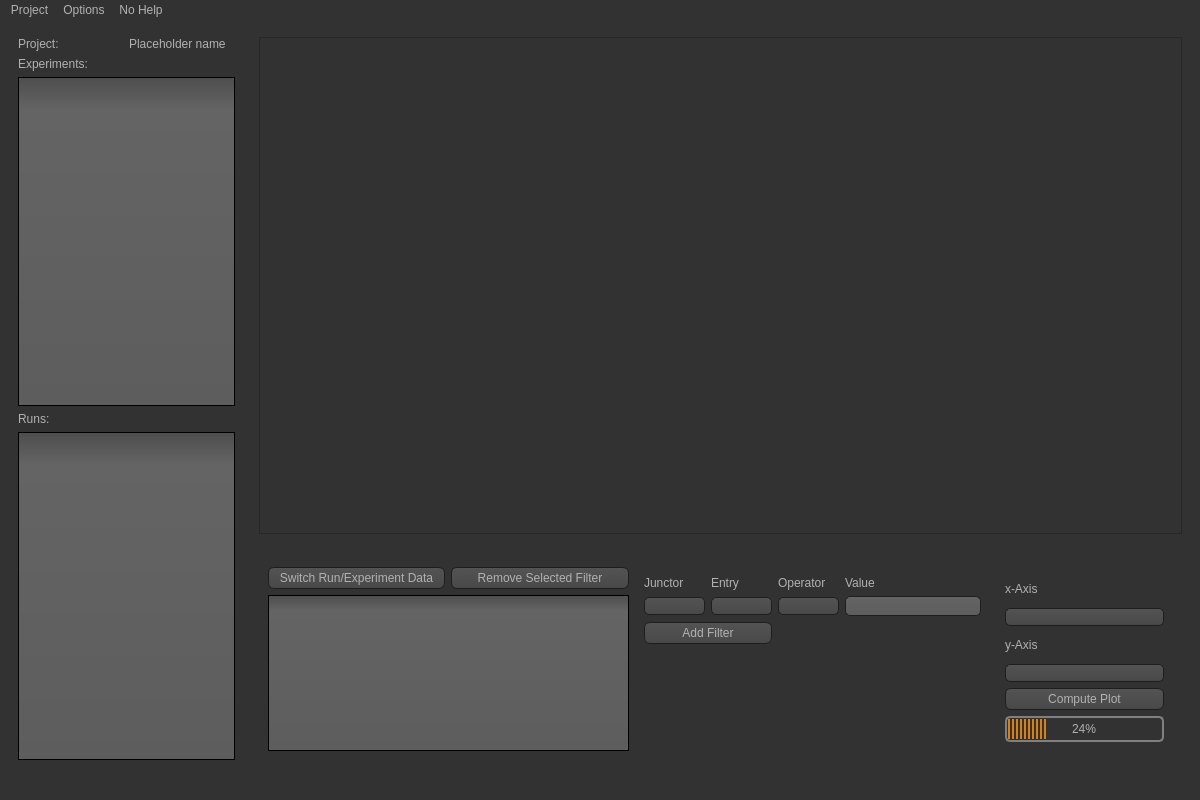
DavidRother/evalpy, file evalpy/visualization/interface.ui: the form before one commit.
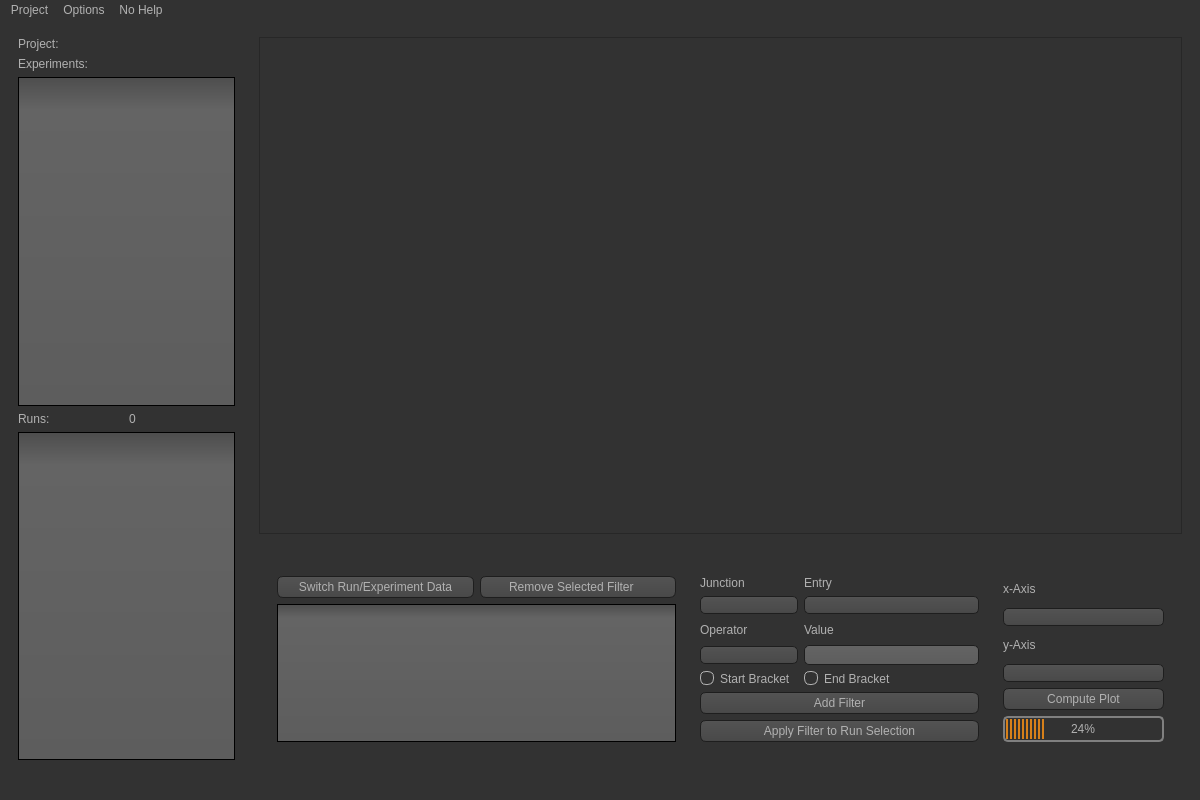
The form after the commit. Icons and pictures are not drawn. Custom widgets are drawn as their Qt base class.

Commit message: experiment plot working

```diff
--- a/evalpy/visualization/interface.ui
+++ b/evalpy/visualization/interface.ui
@@ -487,14 +487,205 @@
          </sizepolicy>
         </property>
         <layout class="QGridLayout" name="gridLayout_5">
-         <item row="1" column="0">
+         <item row="0" column="0">
           <widget class="QWidget" name="widget_6" native="true">
            <layout class="QGridLayout" name="gridLayout_6">
-            <item row="0" column="3" rowspan="4">
+            <item row="0" column="0">
+             <widget class="QWidget" name="widget_7" native="true">
+              <property name="sizePolicy">
+               <sizepolicy hsizetype="Preferred" vsizetype="Preferred">
+                <horstretch>7</horstretch>
+                <verstretch>3</verstretch>
+               </sizepolicy>
+              </property>
+              <layout class="QGridLayout" name="gridLayout_8">
+               <item row="0" column="0">
+                <widget class="QPushButton" name="push_button_switch_data_view">
+                 <property name="font">
+                  <font>
+                   <pointsize>-1</pointsize>
+                  </font>
+                 </property>
+                 <property name="text">
+                  <string>Switch Run/Experiment Data</string>
+                 </property>
+                </widget>
+               </item>
+               <item row="0" column="1">
+                <widget class="QPushButton" name="push_button_filter_remove">
+                 <property name="text">
+                  <string>Remove Selected Filter    </string>
+                 </property>
+                </widget>
+               </item>
+               <item row="1" column="0" colspan="2">
+                <widget class="QListWidget" name="list_widget_filter">
+                 <property name="selectionMode">
+                  <enum>QAbstractItemView::ExtendedSelection</enum>
+                 </property>
+                </widget>
+               </item>
+              </layout>
+             </widget>
+            </item>
+            <item row="0" column="1">
+             <widget class="QWidget" name="widget_5" native="true">
+              <property name="sizePolicy">
+               <sizepolicy hsizetype="Preferred" vsizetype="Preferred">
+                <horstretch>5</horstretch>
+                <verstretch>0</verstretch>
+               </sizepolicy>
+              </property>
+              <layout class="QGridLayout" name="gridLayout">
+               <item row="2" column="0" colspan="2">
+                <widget class="QComboBox" name="combo_box_junction">
+                 <property name="sizePolicy">
+                  <sizepolicy hsizetype="Preferred" vsizetype="Fixed">
+                   <horstretch>0</horstretch>
+                   <verstretch>1</verstretch>
+                  </sizepolicy>
+                 </property>
+                </widget>
+               </item>
+               <item row="1" column="0">
+                <widget class="QLabel" name="label_7">
+                 <property name="sizePolicy">
+                  <sizepolicy hsizetype="Preferred" vsizetype="Preferred">
+                   <horstretch>0</horstretch>
+                   <verstretch>1</verstretch>
+                  </sizepolicy>
+                 </property>
+                 <property name="text">
+                  <string>Junction              </string>
+                 </property>
+                 <property name="alignment">
+                  <set>Qt::AlignLeading|Qt::AlignLeft|Qt::AlignVCenter</set>
+                 </property>
+                </widget>
+               </item>
+               <item row="3" column="2">
+                <widget class="QLabel" name="label_10">
+                 <property name="sizePolicy">
+                  <sizepolicy hsizetype="Preferred" vsizetype="Preferred">
+                   <horstretch>0</horstretch>
+                   <verstretch>1</verstretch>
+                  </sizepolicy>
+                 </property>
+                 <property name="text">
+                  <string>Value</string>
+                 </property>
+                 <property name="alignment">
+                  <set>Qt::AlignLeading|Qt::AlignLeft|Qt::AlignVCenter</set>
+                 </property>
+                </widget>
+               </item>
+               <item row="1" column="2">
+                <widget class="QLabel" name="label_8">
+                 <property name="sizePolicy">
+                  <sizepolicy hsizetype="Preferred" vsizetype="Preferred">
+                   <horstretch>0</horstretch>
+                   <verstretch>1</verstretch>
+                  </sizepolicy>
+                 </property>
+                 <property name="text">
+                  <string>Entry</string>
+                 </property>
+                 <property name="alignment">
+                  <set>Qt::AlignLeading|Qt::AlignLeft|Qt::AlignVCenter</set>
+                 </property>
+                </widget>
+               </item>
+               <item row="4" column="0" colspan="2">
+                <widget class="QComboBox" name="combo_box_operator">
+                 <property name="sizePolicy">
+                  <sizepolicy hsizetype="Preferred" vsizetype="Fixed">
+                   <horstretch>0</horstretch>
+                   <verstretch>2</verstretch>
+                  </sizepolicy>
+                 </property>
+                </widget>
+               </item>
+               <item row="4" column="2">
+                <widget class="QLineEdit" name="line_edit_filter_value">
+                 <property name="sizePolicy">
+                  <sizepolicy hsizetype="Expanding" vsizetype="Fixed">
+                   <horstretch>0</horstretch>
+                   <verstretch>1</verstretch>
+                  </sizepolicy>
+                 </property>
+                </widget>
+               </item>
+               <item row="6" column="0" colspan="3">
+                <widget class="QPushButton" name="push_button_add_filter">
+                 <property name="sizePolicy">
+                  <sizepolicy hsizetype="Minimum" vsizetype="Fixed">
+                   <horstretch>0</horstretch>
+                   <verstretch>1</verstretch>
+                  </sizepolicy>
+                 </property>
+                 <property name="text">
+                  <string>Add Filter</string>
+                 </property>
+                </widget>
+               </item>
+               <item row="3" column="0">
+                <widget class="QLabel" name="label_9">
+                 <property name="sizePolicy">
+                  <sizepolicy hsizetype="Preferred" vsizetype="Preferred">
+                   <horstretch>0</horstretch>
+                   <verstretch>2</verstretch>
+                  </sizepolicy>
+                 </property>
+                 <property name="text">
+                  <string>Operator</string>
+                 </property>
+                 <property name="alignment">
+                  <set>Qt::AlignLeading|Qt::AlignLeft|Qt::AlignVCenter</set>
+                 </property>
+                </widget>
+               </item>
+               <item row="2" column="2">
+                <widget class="QComboBox" name="combo_box_entry">
+                 <property name="sizePolicy">
+                  <sizepolicy hsizetype="Preferred" vsizetype="Fixed">
+                   <horstretch>0</horstretch>
+                   <verstretch>1</verstretch>
+                  </sizepolicy>
+                 </property>
+                </widget>
+               </item>
+               <item row="7" column="0" colspan="3">
+                <widget class="QPushButton" name="push_button_apply_filter_to_runs">
+                 <property name="text">
+                  <string>Apply Filter to Run Selection</string>
+                 </property>
+                </widget>
+               </item>
+               <item row="5" column="2">
+                <widget class="QRadioButton" name="radio_button_end_bracket">
+                 <property name="text">
+                  <string>End Bracket</string>
+                 </property>
+                 <property name="autoExclusive">
+                  <bool>false</bool>
+                 </property>
+                </widget>
+               </item>
+               <item row="5" column="0">
+                <widget class="QRadioButton" name="radio_button_start_bracket">
+                 <property name="text">
+                  <string>Start Bracket</string>
+                 </property>
+                </widget>
+               </item>
+              </layout>
+             </widget>
+            </item>
+            <item row="0" column="2">
              <widget class="QWidget" name="widget_4" native="true">
               <property name="sizePolicy">
                <sizepolicy hsizetype="Preferred" vsizetype="Preferred">
-                <horstretch>1</horstretch>
+                <horstretch>3</horstretch>
                 <verstretch>1</verstretch>
                </sizepolicy>
               </property>
@@ -536,172 +727,6 @@
               </layout>
              </widget>
             </item>
-            <item row="0" column="1">
-             <widget class="QPushButton" name="push_button_filter_remove">
-              <property name="text">
-               <string>Remove Selected Filter</string>
-              </property>
-             </widget>
-            </item>
-            <item row="0" column="0">
-             <widget class="QPushButton" name="push_button_switch_to_run_view">
-              <property name="text">
-               <string>Switch Run/Experiment Data</string>
-              </property>
-             </widget>
-            </item>
-            <item row="1" column="0" rowspan="3" colspan="2">
-             <widget class="QListView" name="list_view_filter">
-              <property name="sizePolicy">
-               <sizepolicy hsizetype="Expanding" vsizetype="Expanding">
-                <horstretch>1</horstretch>
-                <verstretch>0</verstretch>
-               </sizepolicy>
-              </property>
-             </widget>
-            </item>
-            <item row="0" column="2" rowspan="4">
-             <widget class="QWidget" name="widget_5" native="true">
-              <property name="sizePolicy">
-               <sizepolicy hsizetype="Preferred" vsizetype="Preferred">
-                <horstretch>2</horstretch>
-                <verstretch>0</verstretch>
-               </sizepolicy>
-              </property>
-              <layout class="QGridLayout" name="gridLayout">
-               <item row="1" column="4">
-                <widget class="QLineEdit" name="line_edit_filter_value">
-                 <property name="sizePolicy">
-                  <sizepolicy hsizetype="Expanding" vsizetype="Fixed">
-                   <horstretch>0</horstretch>
-                   <verstretch>1</verstretch>
-                  </sizepolicy>
-                 </property>
-                </widget>
-               </item>
-               <item row="1" column="3">
-                <widget class="QComboBox" name="combo_box_operator">
-                 <property name="sizePolicy">
-                  <sizepolicy hsizetype="Preferred" vsizetype="Fixed">
-                   <horstretch>0</horstretch>
-                   <verstretch>1</verstretch>
-                  </sizepolicy>
-                 </property>
-                </widget>
-               </item>
-               <item row="1" column="0">
-                <widget class="QComboBox" name="combo_box_junctor">
-                 <property name="sizePolicy">
-                  <sizepolicy hsizetype="Preferred" vsizetype="Fixed">
-                   <horstretch>0</horstretch>
-                   <verstretch>1</verstretch>
-                  </sizepolicy>
-                 </property>
-                </widget>
-               </item>
-               <item row="1" column="1" colspan="2">
-                <widget class="QComboBox" name="combo_box_entry">
-                 <property name="sizePolicy">
-                  <sizepolicy hsizetype="Preferred" vsizetype="Fixed">
-                   <horstretch>0</horstretch>
-                   <verstretch>1</verstretch>
-                  </sizepolicy>
-                 </property>
-                </widget>
-               </item>
-               <item row="0" column="4">
-                <widget class="QLabel" name="label_10">
-                 <property name="sizePolicy">
-                  <sizepolicy hsizetype="Preferred" vsizetype="Preferred">
-                   <horstretch>0</horstretch>
-                   <verstretch>1</verstretch>
-                  </sizepolicy>
-                 </property>
-                 <property name="text">
-                  <string>Value</string>
-                 </property>
-                 <property name="alignment">
-                  <set>Qt::AlignLeading|Qt::AlignLeft|Qt::AlignVCenter</set>
-                 </property>
-                </widget>
-               </item>
-               <item row="0" column="3">
-                <widget class="QLabel" name="label_9">
-                 <property name="sizePolicy">
-                  <sizepolicy hsizetype="Preferred" vsizetype="Preferred">
-                   <horstretch>0</horstretch>
-                   <verstretch>1</verstretch>
-                  </sizepolicy>
-                 </property>
-                 <property name="text">
-                  <string>Operator</string>
-                 </property>
-                 <property name="alignment">
-                  <set>Qt::AlignLeading|Qt::AlignLeft|Qt::AlignVCenter</set>
-                 </property>
-                </widget>
-               </item>
-               <item row="0" column="0">
-                <widget class="QLabel" name="label_7">
-                 <property name="sizePolicy">
-                  <sizepolicy hsizetype="Preferred" vsizetype="Preferred">
-                   <horstretch>0</horstretch>
-                   <verstretch>1</verstretch>
-                  </sizepolicy>
-                 </property>
-                 <property name="text">
-                  <string>Junctor</string>
-                 </property>
-                 <property name="alignment">
-                  <set>Qt::AlignLeading|Qt::AlignLeft|Qt::AlignVCenter</set>
-                 </property>
-                </widget>
-               </item>
-               <item row="4" column="0" colspan="5">
-                <spacer name="verticalSpacer">
-                 <property name="orientation">
-                  <enum>Qt::Vertical</enum>
-                 </property>
-                 <property name="sizeHint" stdset="0">
-                  <size>
-                   <width>20</width>
-                   <height>110</height>
-                  </size>
-                 </property>
-                </spacer>
-               </item>
-               <item row="0" column="1">
-                <widget class="QLabel" name="label_8">
-                 <property name="sizePolicy">
-                  <sizepolicy hsizetype="Preferred" vsizetype="Preferred">
-                   <horstretch>0</horstretch>
-                   <verstretch>1</verstretch>
-                  </sizepolicy>
-                 </property>
-                 <property name="text">
-                  <string>Entry</string>
-                 </property>
-                 <property name="alignment">
-                  <set>Qt::AlignLeading|Qt::AlignLeft|Qt::AlignVCenter</set>
-                 </property>
-                </widget>
-               </item>
-               <item row="2" column="0" colspan="3">
-                <widget class="QPushButton" name="push_button_add_filter">
-                 <property name="sizePolicy">
-                  <sizepolicy hsizetype="Minimum" vsizetype="Fixed">
-                   <horstretch>0</horstretch>
-                   <verstretch>3</verstretch>
-                  </sizepolicy>
-                 </property>
-                 <property name="text">
-                  <string>Add Filter</string>
-                 </property>
-                </widget>
-               </item>
-              </layout>
-             </widget>
-            </item>
            </layout>
           </widget>
          </item>
@@ -727,7 +752,7 @@
          <item row="0" column="1">
           <widget class="QLabel" name="label_project_name">
            <property name="text">
-            <string>Placeholder name</string>
+            <string/>
            </property>
           </widget>
          </item>
@@ -749,7 +774,18 @@
           </widget>
          </item>
          <item row="4" column="0" colspan="2">
-          <widget class="QListView" name="list_view_runs"/>
+          <widget class="QListWidget" name="list_widget_runs">
+           <property name="selectionMode">
+            <enum>QAbstractItemView::ExtendedSelection</enum>
+           </property>
+          </widget>
+         </item>
+         <item row="3" column="1">
+          <widget class="QLabel" name="label_results_number">
+           <property name="text">
+            <string>0</string>
+           </property>
+          </widget>
          </item>
         </layout>
        </widget>
```
Left out of the diff: 18 changed lines with no effect on the pictures. The commit also changes 8 other files.
